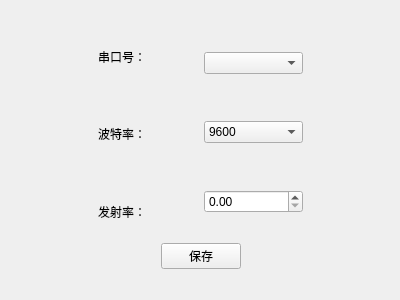
This is portconnect.ui in Mr-tang0/Infrared_temperature_detection_module as Qt 5 draws it before an edit. The edited form follows.
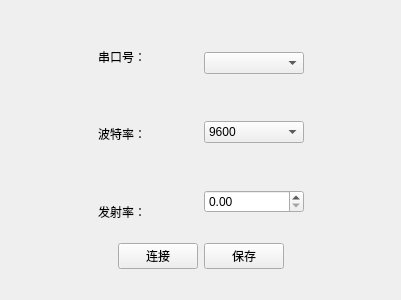
This is the edited form.

Commit message: 连接读取发射率，激光开启保持

```diff
--- a/portconnect.ui
+++ b/portconnect.ui
@@ -6,7 +6,7 @@
    <rect>
     <x>0</x>
     <y>0</y>
-    <width>400</width>
+    <width>401</width>
     <height>300</height>
    </rect>
   </property>
@@ -151,7 +151,11 @@
             </spacer>
            </item>
            <item>
-            <widget class="QDoubleSpinBox" name="emissrate"/>
+            <widget class="QDoubleSpinBox" name="emissrate">
+             <property name="maximum">
+              <double>9999.000000000000000</double>
+             </property>
+            </widget>
            </item>
           </layout>
          </item>
@@ -190,6 +194,13 @@
        <item>
         <widget class="QPushButton" name="connect">
          <property name="text">
+          <string>连接</string>
+         </property>
+        </widget>
+       </item>
+       <item>
+        <widget class="QPushButton" name="save">
+         <property name="text">
           <string>保存</string>
          </property>
         </widget>
```
Left out of the diff: 26 changed lines with no effect on the pictures. The commit also changes 5 other files.
